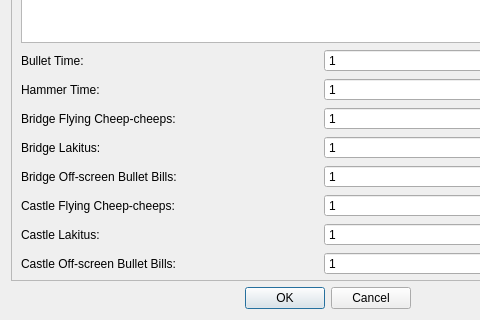
Qt form SMB1/SMB1_Compliance_To_SMB1/Configure_Difficulty_Form.ui (Coolcord/Level-Headed) before a commit; both pictures show x 0 to 480 and y 178 to 498 of the 656 by 498 pixel window.
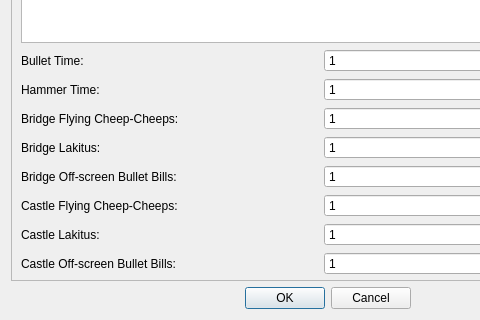
The same form after that commit.

```diff
--- a/SMB1/SMB1_Compliance_To_SMB1/Configure_Difficulty_Form.ui
+++ b/SMB1/SMB1_Compliance_To_SMB1/Configure_Difficulty_Form.ui
@@ -124,7 +124,7 @@
          <item>
           <widget class="QLabel" name="lblBridgeFlyingCheepCheeps">
            <property name="text">
-            <string>Bridge Flying Cheep-cheeps:</string>
+            <string>Bridge Flying Cheep-Cheeps:</string>
            </property>
           </widget>
          </item>
@@ -187,7 +187,7 @@
          <item>
           <widget class="QLabel" name="lblCastleFlyingCheepCheeps">
            <property name="text">
-            <string>Castle Flying Cheep-cheeps:</string>
+            <string>Castle Flying Cheep-Cheeps:</string>
            </property>
           </widget>
          </item>
```
Left out of the diff: 15 changed lines with no effect on the pictures.
